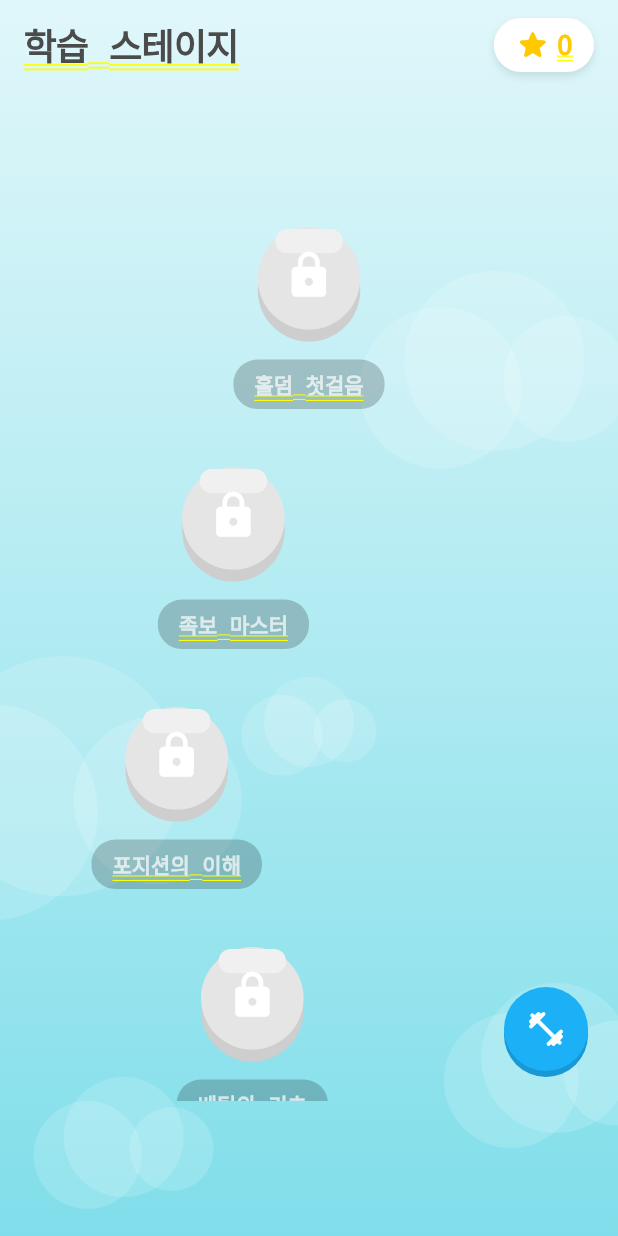
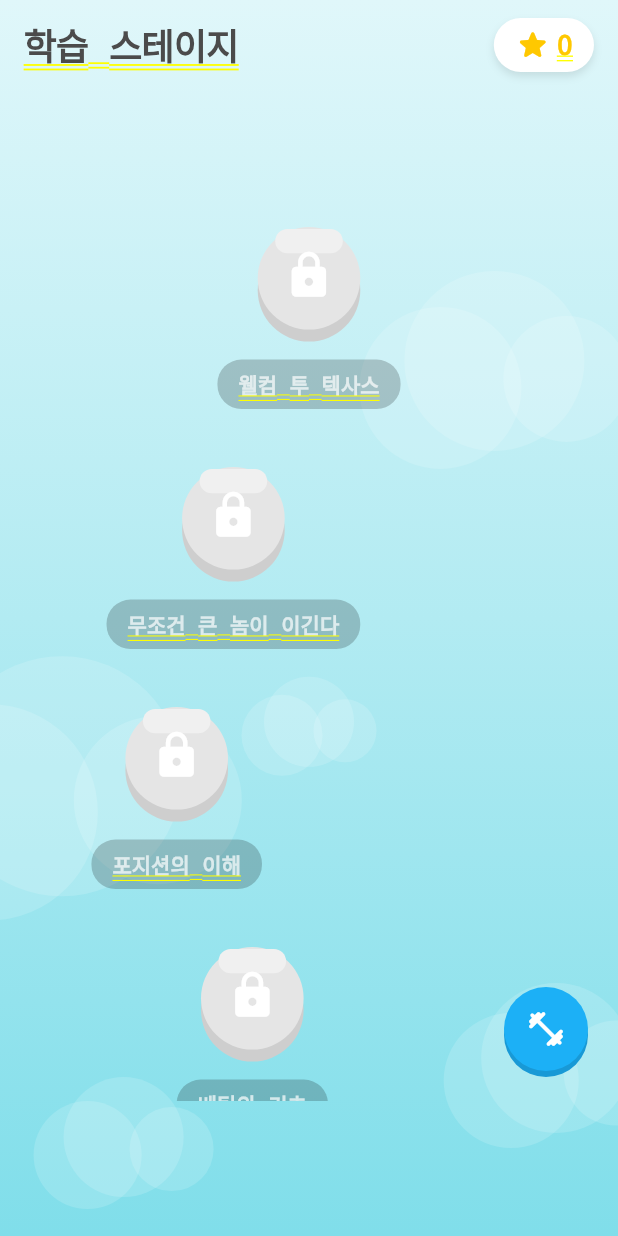
Before and after one commit to jungtaemin/gto_league, a Flutter app: the AcademyMapScreen screen opened directly, scrolled down 1036 dp, on a phone screen of 412 x 824 dp. Run offline on Flutter 3.47's test engine with Material 3 defaults, Android fonts, the phone set to English and light mode, and no system bars; drawn by our look-alikes of flutter_animate; our stand-ins replace audioplayers, confetti, flutter_card_swiper, flutter_riverpod, google_fonts, google_mobile_ads and 6 more; missing offline and left inert: playing_cards; accounts and stored records are empty; generated files the repository leaves out were written again.

Commit message:
feat(academy): update map nodes and add NPC feedback to quiz

```diff
--- a/lib/features/academy/models/map_node_data.dart
+++ b/lib/features/academy/models/map_node_data.dart
@@ -27,12 +27,12 @@ class MapNodeData {
 // Level 1 ~ 10 가상 데이터 (듀오링고식 지그재그 xOffset 적용)
 const List<MapNodeData> dummyMapNodes = [
   MapNodeData(
-    level: 1, title: '홀덤 첫걸음', description: '기본 규칙과 카드 강도',
-    topics: ['텍사스 홀덤이란?', '카드 무늬와 색상', '카드 숫자(Rank)의 강도'],
+    level: 1, title: '웰컴 투 텍사스', description: '텍사스 홀덤의 기본 규칙',
+    topics: ['내 패(핸드)', '바닥 카드(공용 카드)', '최강의 5장(족보)', '미니 퀴즈'],
     xpReward: 50, xOffset: 0.0),
   MapNodeData(
-    level: 2, title: '족보 마스터', description: '하이카드부터 로티플까지',
-    topics: ['원페어 ~ 트리플', '스트레이트 & 플러쉬', '풀하우스 이상 고급 족보'],
+    level: 2, title: '무조건 큰 놈이 이긴다', description: '카드 서열과 하이카드',
+    topics: ['왕족 카드 (A,K,Q,J)', '숫자 카드 (10~2)', '하이카드 승부'],
     xpReward: 50, xOffset: -0.4),
   MapNodeData(
     level: 3, title: '포지션의 이해', description: '버튼과 블라인드 족보',
```
Also changed, not shown: lib/features/academy/widgets/multiple_choice_question_widget.dart (+45 -12 lines).
